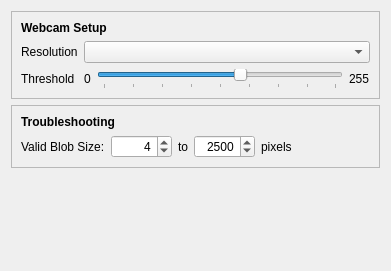
First picture: the form in src/qt_gui/m_wc_setup.ui, repository mavak/linux-track, before the edit.
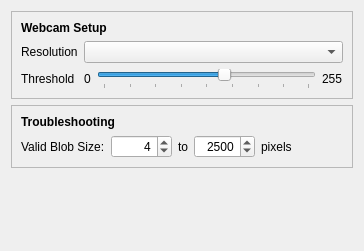
Second picture: the form after the edit.

What changed in the file:
```diff
--- a/src/qt_gui/m_wc_setup.ui
+++ b/src/qt_gui/m_wc_setup.ui
@@ -6,8 +6,8 @@
    <rect>
     <x>0</x>
     <y>0</y>
-    <width>391</width>
-    <height>271</height>
+    <width>364</width>
+    <height>251</height>
    </rect>
   </property>
   <property name="WindowTitle" stdset="0">
@@ -37,7 +37,7 @@
        </widget>
       </item>
       <item>
-       <layout class="QFormLayout" name="formLayout">
+       <layout class="QGridLayout" name="gridLayout">
         <item row="0" column="0">
          <widget class="QLabel" name="label_15">
           <property name="sizePolicy">
```
Left out of the diff: 6 changed lines with no effect on the pictures.
